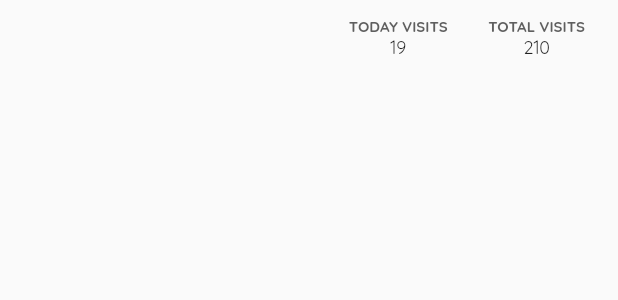
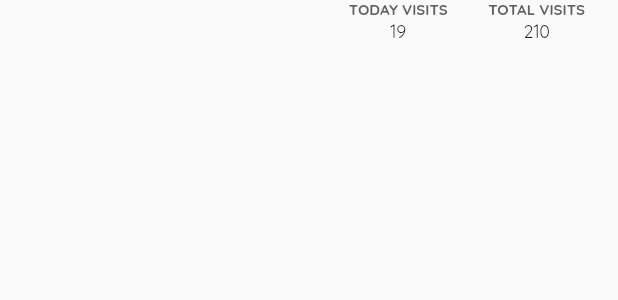
Before and after one commit to limacitypass/lcp_partners, a Flutter app: the Visits widget shown alone on an empty page, opened directly, on a phone screen of 412 x 824 dp. Shown: the top 300 px of the screen. Run offline on Flutter 3.47's test engine with Material 2 defaults, Android fonts, the phone set to English and light mode, and no system bars; our stand-ins replace fluro, font_awesome_flutter; network calls fail.

Commit message:
Buildable for iOS and more fixes

```diff
--- a/lib/home/visits.dart
+++ b/lib/home/visits.dart
@@ -20,7 +20,7 @@ class Visits extends StatelessWidget {
     @override
     Widget build(BuildContext context) {
         return new Container(
-            padding: new EdgeInsets.only(top:11.0, bottom: 20.0),
+            padding: new EdgeInsets.only(bottom: 20.0),
             child: new Row(
                 mainAxisAlignment: MainAxisAlignment.end,
                 children: <Widget>[
```
Also changed, not shown: lib/home/info_top.dart (+8 -0 lines), 4 other files.
